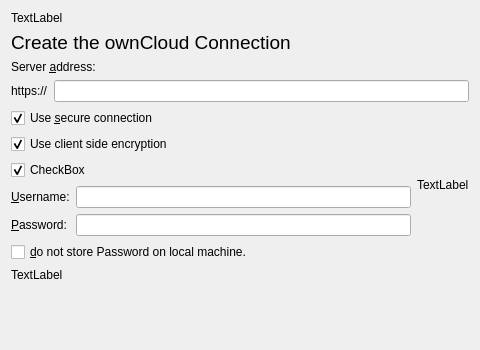
Qt form src/mirall/owncloudsetuppage.ui (nextcloud/gsoc_client) before a commit.
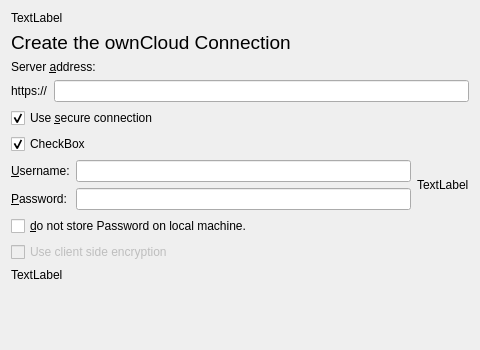
The same form after that commit.

Commit message: - let user enable client side encryption in setup wizard - Encryption class introduced to get/set keys, parse xml, etc.

The edit to the form file:
```diff
--- a/src/mirall/owncloudsetuppage.ui
+++ b/src/mirall/owncloudsetuppage.ui
@@ -95,16 +95,6 @@
          </property>
         </widget>
        </item>
-       <item>
-        <widget class="QCheckBox" name="cbEncryption">
-         <property name="text">
-          <string>Use client side encryption</string>
-         </property>
-         <property name="checked">
-          <bool>true</bool>
-         </property>
-        </widget>
-       </item>
        <item>
         <widget class="QCheckBox" name="cbConnectOC">
          <property name="enabled">
@@ -175,6 +165,19 @@
          </property>
         </widget>
        </item>
+       <item>
+        <widget class="QCheckBox" name="cbEncryption">
+         <property name="enabled">
+          <bool>false</bool>
+         </property>
+         <property name="text">
+          <string>Use client side encryption</string>
+         </property>
+         <property name="checked">
+          <bool>false</bool>
+         </property>
+        </widget>
+       </item>
       </layout>
      </item>
      <item>
```
The commit also changes 5 other files.
